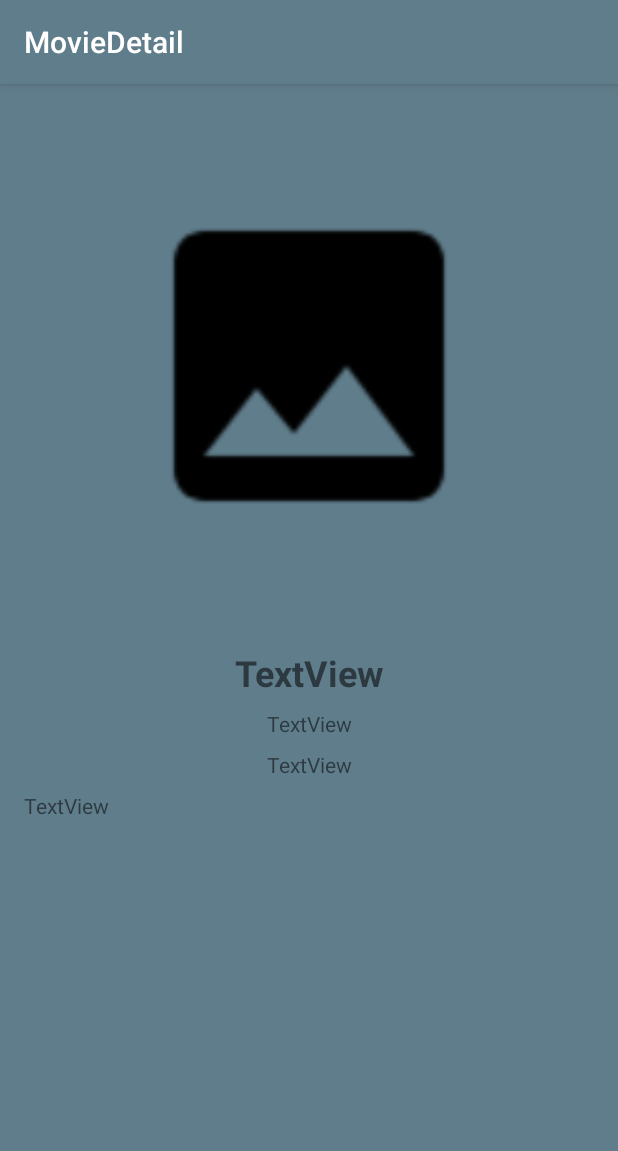
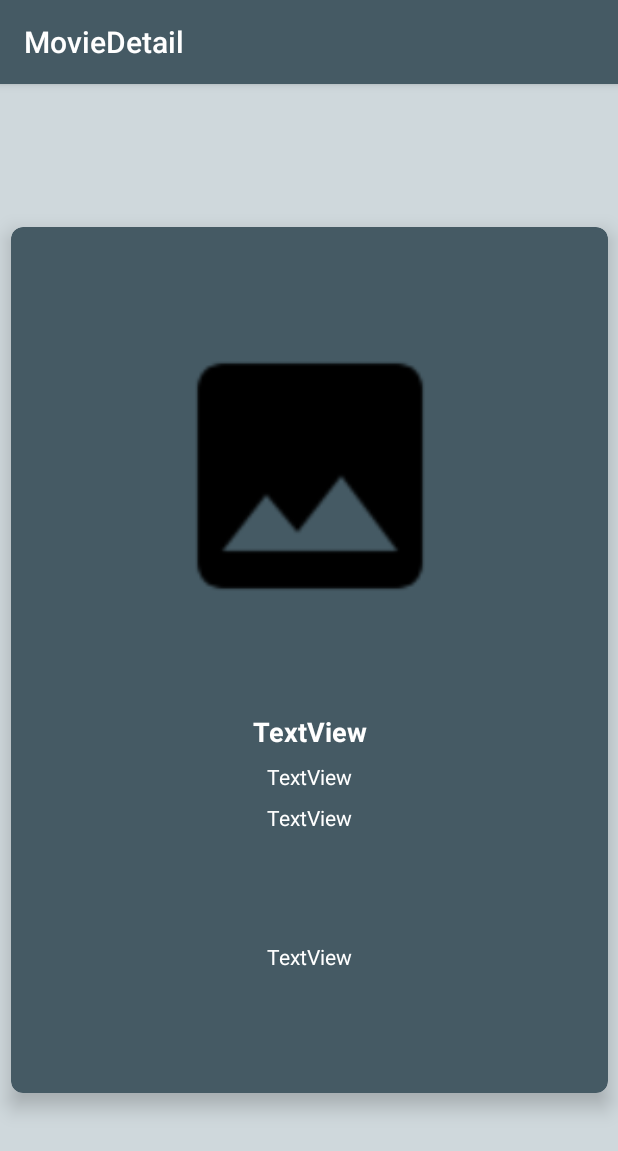
Before and after one commit to WillemSchoeman/MovieApp, an Android app: the MovieDetail screen opened directly, with no data from a screen before it, on a phone screen of 412 x 824 dp. Shown: the top 1151 px of the screen. Run offline under Robolectric (Android 15) with nearby library versions, the phone set to English and light mode, and no system bars; our stand-ins replace Picasso; pictures from the network do not load; Roboto replaces fonts that are not available here.

Commit message:
Added a cardview for the movie detail page.

```diff
--- a/app/src/main/java/com/shumy/user/movieapp/MovieDetail.java
+++ b/app/src/main/java/com/shumy/user/movieapp/MovieDetail.java
@@ -24,7 +24,7 @@ public class MovieDetail extends DisplayActivity {
     @Override
     protected void onCreate(Bundle savedInstanceState) {
         super.onCreate(savedInstanceState);
-        setContentView(R.layout.activity_movie_detail);
+        setContentView(R.layout.movie_details);
 
         bigPoster = findViewById(R.id.bigPosterImageView);
         movieTitle = findViewById(R.id.detailTitleTextView);
--- a/app/src/main/res/layout/activity_movie_detail.xml
+++ /dev/null
@@ -1,89 +0,0 @@
-<?xml version="1.0" encoding="utf-8"?>
-<android.support.constraint.ConstraintLayout xmlns:android="http://schemas.android.com/apk/res/android"
-    xmlns:app="http://schemas.android.com/apk/res-auto"
-    xmlns:tools="http://schemas.android.com/tools"
-    android:layout_width="match_parent"
-    android:layout_height="match_parent"
-    android:background="@color/primary"
-    android:scrollbars="vertical"
-    android:verticalScrollbarPosition="right">
-
-    <TextView
-        android:id="@+id/detailRatingTextView"
-        android:layout_width="wrap_content"
-        android:layout_height="wrap_content"
-        android:layout_marginEnd="8dp"
-        android:layout_marginLeft="8dp"
-        android:layout_marginRight="8dp"
-        android:layout_marginStart="8dp"
-        android:layout_marginTop="8dp"
-        android:text="TextView"
-        app:layout_constraintEnd_toEndOf="parent"
-        app:layout_constraintStart_toStartOf="parent"
-        app:layout_constraintTop_toBottomOf="@+id/detailYearTextView" />
-
-    <TextView
-        android:id="@+id/detailTitleTextView"
-        android:layout_width="0dp"
-        android:layout_height="wrap_content"
-        android:layout_marginEnd="8dp"
-        android:layout_marginLeft="8dp"
-        android:layout_marginRight="8dp"
-        android:layout_marginStart="8dp"
-        android:layout_marginTop="8dp"
-        android:gravity="center"
-        android:text="TextView"
-        android:textSize="24sp"
-        android:textStyle="bold"
-        app:layout_constraintEnd_toEndOf="parent"
-        app:layout_constraintStart_toStartOf="parent"
-        app:layout_constraintTop_toBottomOf="@+id/bigPosterImageView" />
-
-    <ImageView
-        android:id="@+id/bigPosterImageView"
-        android:layout_width="240dp"
-        android:layout_height="360dp"
-        android:layout_gravity="center_vertical"
-        android:layout_marginEnd="8dp"
-        android:layout_marginLeft="8dp"
-        android:layout_marginRight="8dp"
-        android:layout_marginStart="8dp"
-        android:layout_marginTop="8dp"
-        android:scaleType="fitCenter"
-        app:layout_constraintEnd_toEndOf="parent"
-        app:layout_constraintStart_toStartOf="parent"
-        app:layout_constraintTop_toTopOf="parent"
-        app:srcCompat="@drawable/baseline_image_black_48dp" />
-
-    <TextView
-        android:id="@+id/summaryTextView"
-        android:layout_width="0dp"
-        android:layout_height="0dp"
-        android:layout_marginBottom="16dp"
-        android:layout_marginEnd="16dp"
-        android:layout_marginLeft="16dp"
-        android:layout_marginRight="16dp"
-        android:layout_marginStart="16dp"
-        android:layout_marginTop="8dp"
-        android:text="TextView"
-        android:verticalScrollbarPosition="right"
-        app:layout_constraintBottom_toBottomOf="parent"
-        app:layout_constraintEnd_toEndOf="parent"
-        app:layout_constraintStart_toStartOf="parent"
-        app:layout_constraintTop_toBottomOf="@+id/detailRatingTextView" />
-
-    <TextView
-        android:id="@+id/detailYearTextView"
-        android:layout_width="wrap_content"
-        android:layout_height="wrap_content"
-        android:layout_marginEnd="8dp"
-        android:layout_marginLeft="8dp"
-        android:layout_marginRight="8dp"
-        android:layout_marginStart="8dp"
-        android:layout_marginTop="8dp"
-        android:text="TextView"
-        app:layout_constraintEnd_toEndOf="parent"
-        app:layout_constraintStart_toStartOf="parent"
-        app:layout_constraintTop_toBottomOf="@+id/detailTitleTextView" />
-
-</android.support.constraint.ConstraintLayout>
--- /dev/null
+++ b/app/src/main/res/layout/movie_details.xml
@@ -0,0 +1,116 @@
+<?xml version="1.0" encoding="utf-8"?>
+<android.support.constraint.ConstraintLayout xmlns:android="http://schemas.android.com/apk/res/android"
+    xmlns:app="http://schemas.android.com/apk/res-auto"
+    xmlns:tools="http://schemas.android.com/tools"
+    android:layout_width="match_parent"
+    android:layout_height="match_parent"
+    android:layout_gravity="center">
+
+    <android.support.v7.widget.CardView
+        android:layout_width="wrap_content"
+        android:layout_height="wrap_content"
+        android:layout_margin="8dp"
+        android:layout_marginEnd="16dp"
+        android:layout_marginStart="16dp"
+        android:foregroundGravity="center"
+        android:padding="8dp"
+        android:scrollbars="vertical"
+        android:verticalScrollbarPosition="right"
+        app:cardBackgroundColor="@color/primary_dark"
+        app:cardCornerRadius="8dp"
+        app:cardElevation="8dp"
+        app:layout_constraintBottom_toBottomOf="parent"
+        app:layout_constraintEnd_toEndOf="parent"
+        app:layout_constraintStart_toStartOf="parent"
+        app:layout_constraintTop_toTopOf="parent">
+
+        <android.support.constraint.ConstraintLayout
+            android:layout_width="match_parent"
+            android:layout_height="match_parent"
+            android:layout_margin="8dp">
+
+            <ImageView
+                android:id="@+id/bigPosterImageView"
+                android:layout_width="200dp"
+                android:layout_height="300dp"
+                android:layout_marginEnd="8dp"
+                android:layout_marginLeft="8dp"
+                android:layout_marginRight="8dp"
+                android:layout_marginStart="8dp"
+                android:layout_marginTop="8dp"
+                app:layout_constraintEnd_toEndOf="parent"
+                app:layout_constraintStart_toStartOf="parent"
+                app:layout_constraintTop_toTopOf="parent"
+                app:srcCompat="@drawable/baseline_image_black_48dp" />
+
+            <TextView
+                android:id="@+id/detailTitleTextView"
+                android:layout_width="0dp"
+                android:layout_height="wrap_content"
+                android:layout_marginEnd="16dp"
+                android:layout_marginLeft="16dp"
+                android:layout_marginRight="16dp"
+                android:layout_marginStart="16dp"
+                android:layout_marginTop="8dp"
+                android:gravity="center_horizontal"
+                android:text="TextView"
+                android:textColor="@color/cardview_light_background"
+                android:textSize="18sp"
+                android:textStyle="bold"
+                app:layout_constraintEnd_toEndOf="parent"
+                app:layout_constraintStart_toStartOf="parent"
+                app:layout_constraintTop_toBottomOf="@+id/bigPosterImageView" />
+
+            <TextView
+                android:id="@+id/detailYearTextView"
+                android:layout_width="0dp"
+                android:layout_height="wrap_content"
+                android:layout_marginEnd="16dp"
+                android:layout_marginLeft="16dp"
+                android:layout_marginRight="16dp"
+                android:layout_marginStart="16dp"
+                android:layout_marginTop="8dp"
+                android:gravity="center_horizontal"
+                android:text="TextView"
+                android:textColor="@color/cardview_light_background"
+                app:layout_constraintEnd_toEndOf="parent"
+                app:layout_constraintStart_toStartOf="parent"
+                app:layout_constraintTop_toBottomOf="@+id/detailTitleTextView" />
+
+            <TextView
+                android:id="@+id/detailRatingTextView"
+                android:layout_width="0dp"
+                android:layout_height="wrap_content"
+                android:layout_marginEnd="16dp"
+                android:layout_marginLeft="16dp"
+                android:layout_marginRight="16dp"
+                android:layout_marginStart="16dp"
+                android:layout_marginTop="8dp"
+                android:gravity="center_horizontal"
+                android:text="TextView"
+                android:textColor="@color/cardview_light_background"
+                app:layout_constraintEnd_toEndOf="parent"
+                app:layout_constraintStart_toStartOf="parent"
+                app:layout_constraintTop_toBottomOf="@+id/detailYearTextView" />
+
+            <TextView
+                android:id="@+id/summaryTextView"
+                android:layout_width="350dp"
+                android:layout_height="150dp"
+                android:layout_marginBottom="8dp"
+                android:layout_marginEnd="16dp"
+                android:layout_marginLeft="16dp"
+                android:layout_marginRight="16dp"
+                android:layout_marginStart="16dp"
+                android:layout_marginTop="8dp"
+                android:gravity="center"
+                android:text="TextView"
+                android:textColor="@color/cardview_light_background"
+                app:layout_constraintBottom_toBottomOf="parent"
+                app:layout_constraintEnd_toEndOf="parent"
+                app:layout_constraintStart_toStartOf="parent"
+                app:layout_constraintTop_toBottomOf="@+id/detailRatingTextView" />
+
+        </android.support.constraint.ConstraintLayout>
+    </android.support.v7.widget.CardView>
+</android.support.constraint.ConstraintLayout>
--- a/app/src/main/res/values/styles.xml
+++ b/app/src/main/res/values/styles.xml
@@ -12,8 +12,8 @@
     <!-- Base application theme. -->
     <style name="AppTheme" parent="Theme.AppCompat.Light.DarkActionBar">
         <!-- Customize your theme here. -->
-        <item name="colorPrimary">#607D8B</item>
-        <item name="colorPrimaryDark">#455A64</item>
+        <item name="colorPrimary">#455A64</item>
+        <item name="colorPrimaryDark">#607D8B</item>
         <item name="colorAccent">#009688</item>
         <item name="android:textColorSecondary">@color/secondary_text</item>
         <item name="android:icon">@color/icons</item>
```
Also changed, not shown: app/src/main/res/layout/activity_main.xml (+22 -7 lines), app/src/main/res/layout/content_movie_detail.xml (deleted, +0 -80 lines), app/src/main/res/values/strings.xml (+10 -0 lines).
